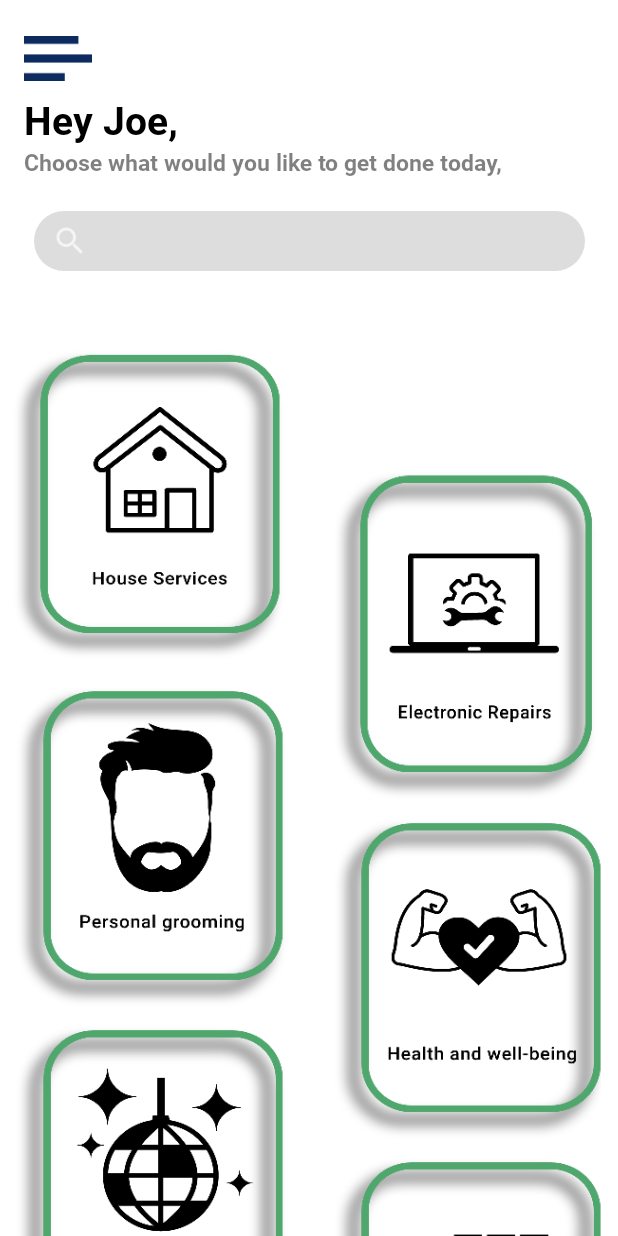
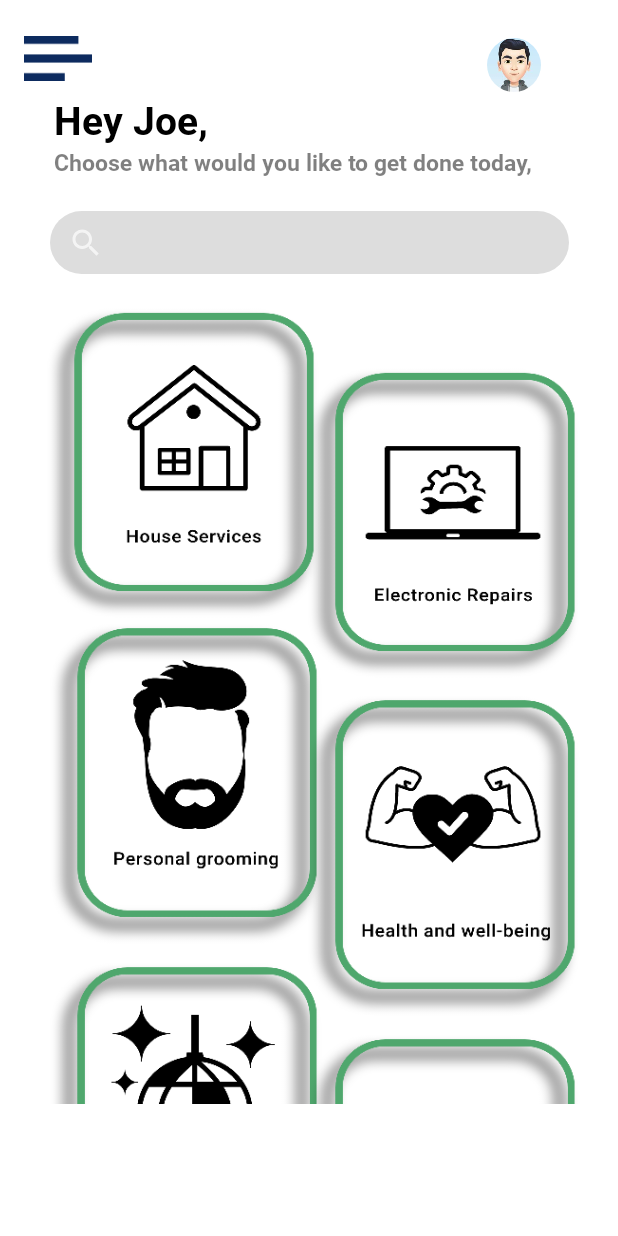
Before and after one commit to yash-61016/ServiceHub, an Android app: the U_MainScreen screen opened directly, with no data from a screen before it, on a phone screen of 412 x 824 dp. Run offline under Robolectric (Android 15) with nearby library versions, the phone set to English and light mode, and no system bars; our stand-ins replace CircleImageView.

Commit message:
menubtn and profilebtn built with some Hotfixes

```diff
--- a/app/build.gradle
+++ b/app/build.gradle
@@ -39,6 +39,7 @@ dependencies {
     implementation 'androidx.constraintlayout:constraintlayout:2.0.4'
     implementation 'com.google.firebase:firebase-database:19.7.0'
     implementation 'com.google.firebase:firebase-auth:20.0.3'
+    implementation 'com.google.firebase:firebase-storage:19.2.1'
     testImplementation 'junit:junit:4.13.2'
     androidTestImplementation 'androidx.test.ext:junit:1.1.2'
     androidTestImplementation 'androidx.test.espresso:espresso-core:3.3.0'
--- a/app/src/main/AndroidManifest.xml
+++ b/app/src/main/AndroidManifest.xml
@@ -13,8 +13,11 @@
         android:roundIcon="@mipmap/ic_launcher_round"
         android:supportsRtl="true"
         android:theme="@style/AppTheme.NoActionBar">
-        <activity android:name=".ServiceProviderMainScreen"></activity>
+
+        <activity android:name=".ServiceProviderMainScreen"/>
         <activity android:name=".U_MainScreen" />
+        <activity android:name=".menubtn"/>
+        <activity android:name=".profile"/>
         <activity android:name=".ServiceProviderLogin2" />
         <activity android:name=".ServiceProviderNewAccountVerify" />
         <activity android:name=".ServiceProviderNewAccount" />
@@ -27,7 +30,6 @@
         <activity android:name=".MainActivity">
             <intent-filter>
                 <action android:name="android.intent.action.MAIN" />
-
                 <category android:name="android.intent.category.LAUNCHER" />
             </intent-filter>
         </activity>
--- a/app/src/main/java/uk/ac/tees/w9336459/servicehub/ServiceProviderHelperClass.java
+++ b/app/src/main/java/uk/ac/tees/w9336459/servicehub/ServiceProviderHelperClass.java
@@ -6,8 +6,8 @@ public class ServiceProviderHelperClass {
     public ServiceProviderHelperClass() {
     }
 
-    public ServiceProviderHelperClass(String name,String email, String mobileNumber, String address, String PostCode, String accountNumber, String sortCode) {
-        this.name = name;
+    public ServiceProviderHelperClass(String name,String email, String address, String PostCode, String accountNumber, String sortCode) {
+
         this.mobileNumber = mobileNumber;
         this.address = address;
         this.postcode = PostCode;
--- a/app/src/main/java/uk/ac/tees/w9336459/servicehub/ServiceProviderNewAccount.java
+++ b/app/src/main/java/uk/ac/tees/w9336459/servicehub/ServiceProviderNewAccount.java
@@ -142,12 +142,10 @@ public class ServiceProviderNewAccount extends AppCompatActivity {
                             String number = reg_mobile.getText().toString();
                             String address = reg_address1.getText().toString();
                             String Postcode = reg_postcode.getText().toString();
-                            String password = reg_password.getText().toString();
-                            String verify_password = reg_v_password.getText().toString();
                             String account = reg_account.getText().toString();
                             String sortcode = reg_sortcode.getText().toString();
-                            ServiceProviderHelperClass helperClass = new ServiceProviderHelperClass(name, email, number, address, Postcode, account, sortcode);
-                            reference.child(number).setValue(helperClass);
+                            ServiceProviderHelperClass helperClass = new ServiceProviderHelperClass(name, email, address, Postcode, account, sortcode);
+                            reference.child("Details").child(number).setValue(helperClass);
                             Intent a = new Intent(ServiceProviderNewAccount.this, ServiceProviderNewAccountVerify.class);
                             startActivity(a);
                         }
--- a/app/src/main/java/uk/ac/tees/w9336459/servicehub/U_MainScreen.java
+++ b/app/src/main/java/uk/ac/tees/w9336459/servicehub/U_MainScreen.java
@@ -2,14 +2,17 @@ package uk.ac.tees.w9336459.servicehub;
 
 import androidx.appcompat.app.AppCompatActivity;
 
+import android.content.Intent;
 import android.os.Bundle;
 import android.widget.Button;
+import android.widget.ImageView;
 import android.widget.ScrollView;
 
 public class U_MainScreen extends AppCompatActivity {
 
     ScrollView sc;
     Button Er_bt , hs_bt, hos_bt, mbt, p_and_ebt,ps_bt , ms_bt;
+    ImageView profile_btn;
     @Override
     protected void onCreate(Bundle savedInstanceState) {
         super.onCreate(savedInstanceState);
@@ -19,5 +22,19 @@ public class U_MainScreen extends AppCompatActivity {
         sc.setVerticalScrollBarEnabled(true);
         Er_bt = findViewById(R.id.U_Ms_ElectronicRepairs);
         hs_bt = findViewById(R.id.U_Ms_ElectronicRepairs);
+
+        ms_bt = findViewById(R.id.U_Ms_Menubt);
+        profile_btn = findViewById(R.id.profile);
+
+
+        ms_bt.setOnClickListener((v)->{
+            Intent a = new Intent(U_MainScreen.this,menubtn.class);
+            startActivity(a);
+        });
+
+        profile_btn.setOnClickListener((V)->{
+            Intent i = new Intent(U_MainScreen.this, profile.class);
+            startActivity(i);
+        });
     }
 }
--- a/app/src/main/java/uk/ac/tees/w9336459/servicehub/UserAccountHelper.java
+++ b/app/src/main/java/uk/ac/tees/w9336459/servicehub/UserAccountHelper.java
@@ -56,9 +56,8 @@ public class UserAccountHelper {
     public UserAccountHelper() {
 
     }
-    public UserAccountHelper(String name,String email, String number, String address,String Postcode) {
+    public UserAccountHelper(String name,String email, String address,String Postcode) {
         this.name = name;
-        this.number = number;
         this.address = address;
         this.postcode = Postcode;
         this.email = email;
--- a/app/src/main/java/uk/ac/tees/w9336459/servicehub/User_Create_Account.java
+++ b/app/src/main/java/uk/ac/tees/w9336459/servicehub/User_Create_Account.java
@@ -133,7 +133,7 @@ public class User_Create_Account extends AppCompatActivity {
                         if(task.isSuccessful()){
                             Toast.makeText(User_Create_Account.this,"Validation Successful",Toast.LENGTH_LONG).show();
                             String new_email = "";
-                            String name =  reg_f_name.getText().toString() + reg_l_name.getText().toString();
+                            String name =  reg_f_name.getText().toString() + " " + reg_l_name.getText().toString();
                             if(reg_email.getText().toString().contains(".com")){
 
                                 int index = reg_email.getText().toString().indexOf(".");
@@ -143,8 +143,8 @@ public class User_Create_Account extends AppCompatActivity {
                             String number = reg_mobile.getText().toString();
                             String address = reg_address1.getText().toString();
                             String Postcode = reg_postcode.getText().toString();
-                            UserAccountHelper helperClass = new UserAccountHelper(name, email, number, address,Postcode);
-                            reference.child(number).setValue(helperClass);
+                            UserAccountHelper helperClass = new UserAccountHelper(name, email, address,Postcode);
+                            reference.child("Details").child(number).setValue(helperClass);
                             Intent a = new Intent(User_Create_Account.this, User_VerifyID_Screen.class);
                             startActivity(a);
                         }else{
--- /dev/null
+++ b/app/src/main/res/drawable/ic_backarrow.xml
@@ -0,0 +1,5 @@
+<vector android:autoMirrored="true" android:height="24dp"
+    android:tint="#32FFA1" android:viewportHeight="24"
+    android:viewportWidth="24" android:width="24dp" xmlns:android="http://schemas.android.com/apk/res/android">
+    <path android:fillColor="@android:color/white" android:pathData="M11.67,3.87L9.9,2.1 0,12l9.9,9.9 1.77,-1.77L3.54,12z"/>
+</vector>
--- /dev/null
+++ b/app/src/main/res/drawable/ic_baseline_notes_24.xml
@@ -0,0 +1,5 @@
+<vector android:autoMirrored="true" android:height="24dp"
+    android:tint="#4FA76D" android:viewportHeight="24"
+    android:viewportWidth="24" android:width="24dp" xmlns:android="http://schemas.android.com/apk/res/android">
+    <path android:fillColor="@android:color/white" android:pathData="M3,18h12v-2L3,16v2zM3,6v2h18L21,6L3,6zM3,13h18v-2L3,11v2z"/>
+</vector>
--- a/app/src/main/res/layout/activity_u__main_screen.xml
+++ b/app/src/main/res/layout/activity_u__main_screen.xml
@@ -18,15 +18,32 @@
         app:layout_constraintTop_toTopOf="parent" />
 
 
+    <de.hdodenhof.circleimageview.CircleImageView
+        android:id="@+id/profile"
+        android:layout_width="80dp"
+        android:layout_height="56dp"
+        android:layout_alignParentEnd="true"
+        android:layout_marginStart="211dp"
+        android:layout_marginTop="30dp"
+        android:layout_marginBottom="41dp"
+        android:padding="10dp"
+        android:src="@drawable/avatar"
+        android:visibility="visible"
+        app:layout_constraintBottom_toTopOf="@+id/U_Ms_title"
+        app:layout_constraintEnd_toEndOf="parent"
+        app:layout_constraintStart_toEndOf="@+id/U_Ms_Menubt"
+        app:layout_constraintTop_toTopOf="parent" />
+
     <TextView
         android:id="@+id/U_Ms_name"
         android:layout_width="150dp"
         android:layout_height="35dp"
-        android:layout_marginStart="35dp"
+        android:layout_marginStart="75dp"
         android:layout_marginTop="8dp"
         android:layout_marginEnd="266dp"
         android:fontFamily="@font/bold"
         android:text="Hey Joe,"
+
         android:textColor="@color/black"
         android:textSize="26sp"
         app:layout_constraintEnd_toEndOf="parent"
@@ -37,7 +54,7 @@
         android:id="@+id/U_Ms_title"
         android:layout_width="350dp"
         android:layout_height="23dp"
-        android:layout_marginStart="35dp"
+        android:layout_marginStart="75dp"
         android:layout_marginEnd="66dp"
         android:alpha="0.5"
         android:fontFamily="@font/bold"
@@ -51,8 +68,8 @@
 
     <SearchView
         android:id="@+id/U_Ms_search"
-        android:layout_width="367dp"
-        android:layout_height="40dp"
+        android:layout_width="346dp"
+        android:layout_height="42dp"
         android:layout_marginStart="41dp"
         android:layout_marginTop="20dp"
         android:layout_marginEnd="41dp"
@@ -66,8 +83,8 @@
     <ScrollView
         android:id="@+id/Scroll"
         style="@android:style/Widget.DeviceDefault.ScrollView"
-        android:layout_width="423dp"
-        android:layout_height="655dp"
+        android:layout_width="418dp"
+        android:layout_height="533dp"
         android:layout_marginStart="4dp"
         android:layout_marginTop="20dp"
         android:layout_marginEnd="4dp"
@@ -88,8 +105,8 @@
 
         <LinearLayout
 
-            android:layout_width="405dp"
-            android:layout_height="-300dp"
+            android:layout_width="match_parent"
+            android:layout_height="wrap_content"
             android:orientation="vertical">
 
 
@@ -97,18 +114,18 @@
                 android:id="@+id/U_Ms_houseServices"
                 android:layout_width="188dp"
                 android:layout_height="212dp"
-                android:layout_marginStart="10dp"
-                android:layout_marginTop="30dp"
+                android:layout_marginStart="30dp"
+                android:layout_marginTop="0dp"
                 android:layout_marginEnd="8dp"
                 android:layout_marginBottom="18dp"
                 android:background="@drawable/homeservices" />
 
             <Button
                 android:id="@+id/U_Ms_ElectronicRepairs"
-                android:layout_width="182dp"
-                android:layout_height="226dp"
-                android:layout_marginStart="224dp"
-                android:layout_marginTop="-150dp"
+                android:layout_width="188dp"
+                android:layout_height="212dp"
+                android:layout_marginStart="204dp"
+                android:layout_marginTop="-190dp"
                 android:layout_marginEnd="10dp"
                 android:layout_marginBottom="18dp"
                 android:background="@drawable/electronicrepairs" />
@@ -117,8 +134,8 @@
                 android:id="@+id/U_Ms_PersonalGrooming"
                 android:layout_width="188dp"
                 android:layout_height="220dp"
-                android:layout_marginStart="12dp"
-                android:layout_marginTop="-100dp"
+                android:layout_marginStart="32dp"
+                android:layout_marginTop="-60dp"
                 android:layout_marginEnd="8dp"
                 android:layout_marginBottom="18dp"
                 android:background="@drawable/personalservices" />
@@ -127,8 +144,8 @@
                 android:id="@+id/U_Ms_Health"
                 android:layout_width="188dp"
                 android:layout_height="220dp"
-                android:layout_marginStart="224dp"
-                android:layout_marginTop="-150dp"
+                android:layout_marginStart="204dp"
+                android:layout_marginTop="-190dp"
                 android:layout_marginEnd="10dp"
                 android:layout_marginBottom="18dp"
                 android:background="@drawable/healthservices" />
@@ -137,8 +154,8 @@
                 android:id="@+id/U_Ms_PartyandEvents"
                 android:layout_width="188dp"
                 android:layout_height="220dp"
-                android:layout_marginStart="12dp"
-                android:layout_marginTop="-100dp"
+                android:layout_marginStart="32dp"
+                android:layout_marginTop="-60dp"
                 android:layout_marginEnd="8dp"
                 android:layout_marginBottom="18dp"
                 android:background="@drawable/partyandevent" />
@@ -147,8 +164,8 @@
                 android:id="@+id/U_Ms_MoversandShifters"
                 android:layout_width="188dp"
                 android:layout_height="220dp"
-                android:layout_marginStart="224dp"
-                android:layout_marginTop="-150dp"
+                android:layout_marginStart="204dp"
+                android:layout_marginTop="-190dp"
                 android:layout_marginEnd="10dp"
                 android:layout_marginBottom="18dp"
                 android:background="@drawable/moversandshifters" />
```
Also changed, not shown: app/src/main/java/uk/ac/tees/w9336459/servicehub/ServiceProviderLogin2.java (+42 -2 lines), app/src/main/java/uk/ac/tees/w9336459/servicehub/User_Login.java (+43 -6 lines), app/src/main/java/uk/ac/tees/w9336459/servicehub/menubtn.java (added, +18 -0 lines), app/src/main/java/uk/ac/tees/w9336459/servicehub/profile.java (added, +117 -0 lines), app/src/main/res/layout/activity_menubtn.xml (added, +86 -0 lines), app/src/main/res/layout/activity_profile.xml (added, +124 -0 lines), app/src/main/res/layout/activity_service_provider_login2.xml (+33 -9 lines), app/src/main/res/layout/activity_user__login.xml (+33 -8 lines), app/src/main/res/drawable/avatar.jpg (added), app/src/main/res/drawable/menu_bg.png (added).
